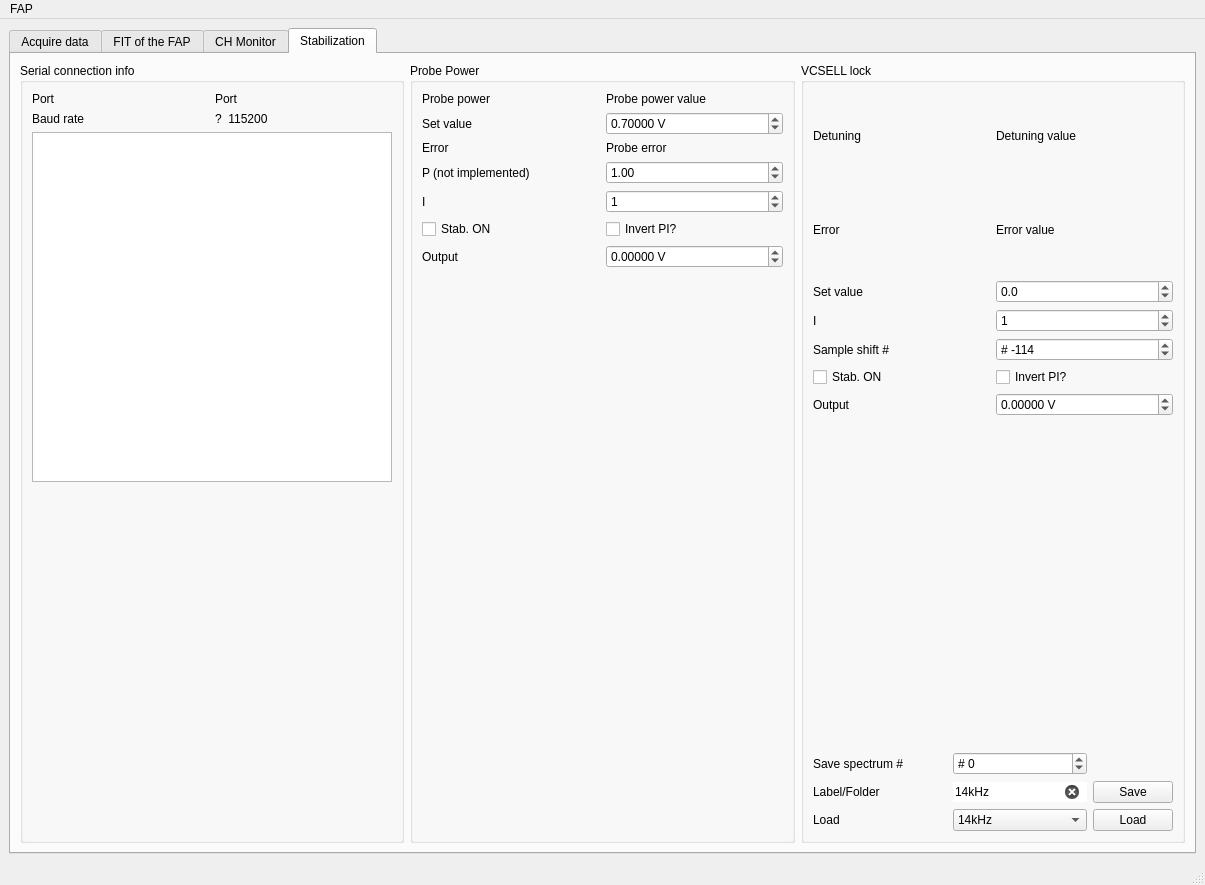
Above: gui.ui from zoran-grujic/FAP-TiePie before the change. Below: the same form after it.
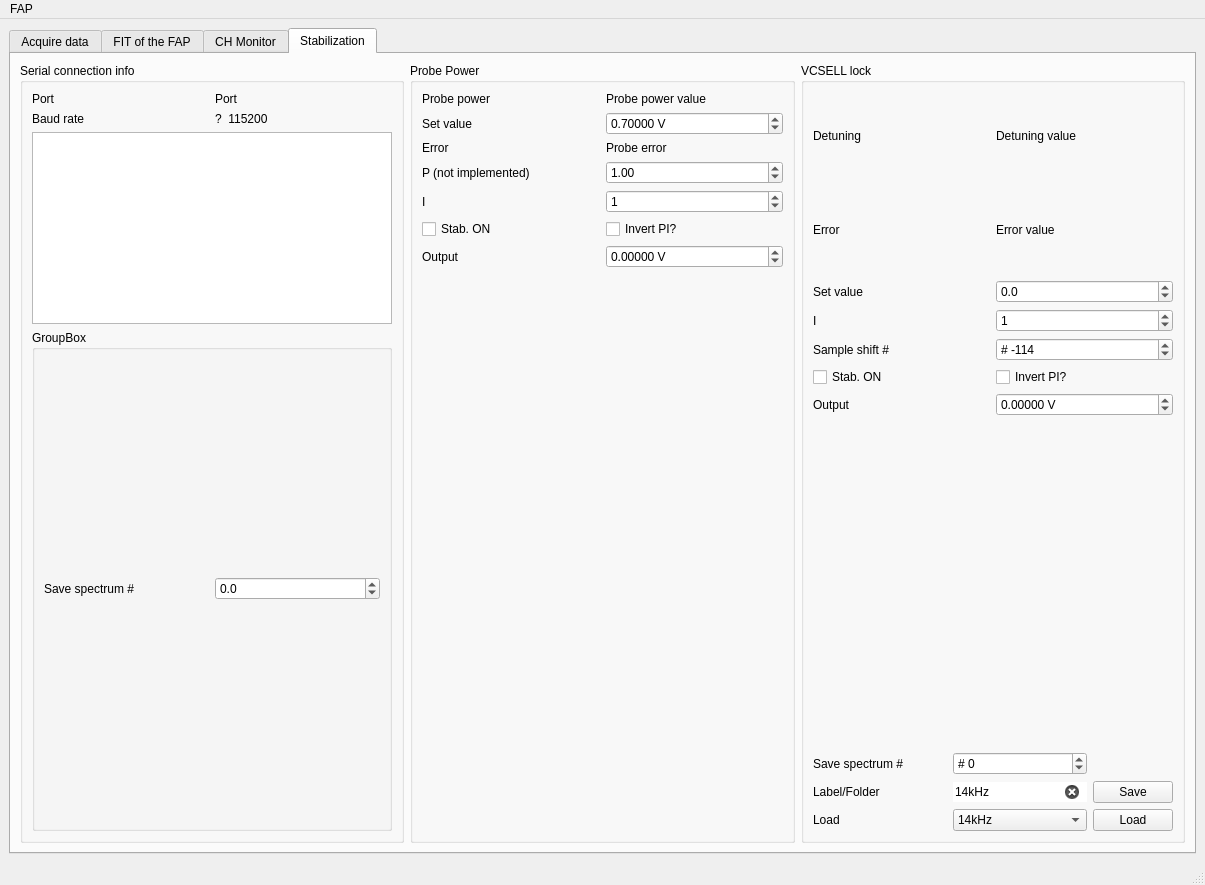
That is the form after the change. Icons and pictures are not drawn.

Commit message: Implementeing scan VCSEL

Diff of the .ui file:
```diff
--- a/gui.ui
+++ b/gui.ui
@@ -1897,17 +1897,65 @@
             </layout>
            </item>
            <item row="2" column="0">
-            <spacer name="verticalSpacer">
-             <property name="orientation">
-              <enum>Qt::Vertical</enum>
+            <widget class="QGroupBox" name="groupBox_ScanLock">
+             <property name="sizePolicy">
+              <sizepolicy hsizetype="Preferred" vsizetype="Preferred">
+               <horstretch>1</horstretch>
+               <verstretch>1</verstretch>
+              </sizepolicy>
              </property>
-             <property name="sizeHint" stdset="0">
-              <size>
-               <width>20</width>
-               <height>40</height>
-              </size>
+             <property name="title">
+              <string>GroupBox</string>
              </property>
-            </spacer>
+             <layout class="QGridLayout" name="gridLayout_24">
+              <item row="0" column="0">
+               <layout class="QGridLayout" name="gridLayout_21">
+                <item row="0" column="1">
+                 <widget class="QDoubleSpinBox" name="doubleSpinBox_setVCSELL_2">
+                  <property name="suffix">
+                   <string/>
+                  </property>
+                  <property name="decimals">
+                   <number>1</number>
+                  </property>
+                  <property name="minimum">
+                   <double>-10.000000000000000</double>
+                  </property>
+                  <property name="maximum">
+                   <double>10.000000000000000</double>
+                  </property>
+                  <property name="singleStep">
+                   <double>1.000000000000000</double>
+                  </property>
+                  <property name="value">
+                   <double>0.000000000000000</double>
+                  </property>
+                 </widget>
+                </item>
+                <item row="0" column="0">
+                 <widget class="QLabel" name="label_54">
+                  <property name="text">
+                   <string>Save spectrum #</string>
+                  </property>
+                 </widget>
+                </item>
+               </layout>
+              </item>
+             </layout>
+            </widget>
+           </item>
+           <item row="1" column="0">
+            <widget class="QPlainTextEdit" name="plainTextEdit_ESP32SerialLog">
+             <property name="enabled">
+              <bool>true</bool>
+             </property>
+             <property name="readOnly">
+              <bool>true</bool>
+             </property>
+             <property name="maximumBlockCount">
+              <number>50</number>
+             </property>
+            </widget>
            </item>
           </layout>
          </widget>
```
Left out of the diff: 13 changed lines with no effect on the pictures. The commit also changes 4 other files.
